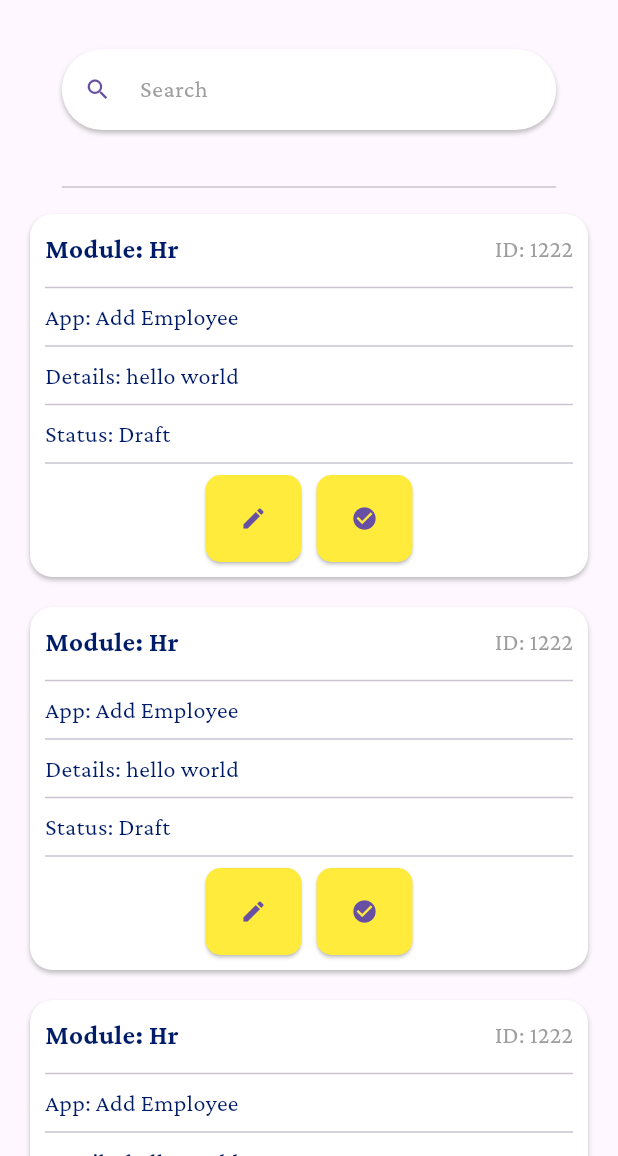
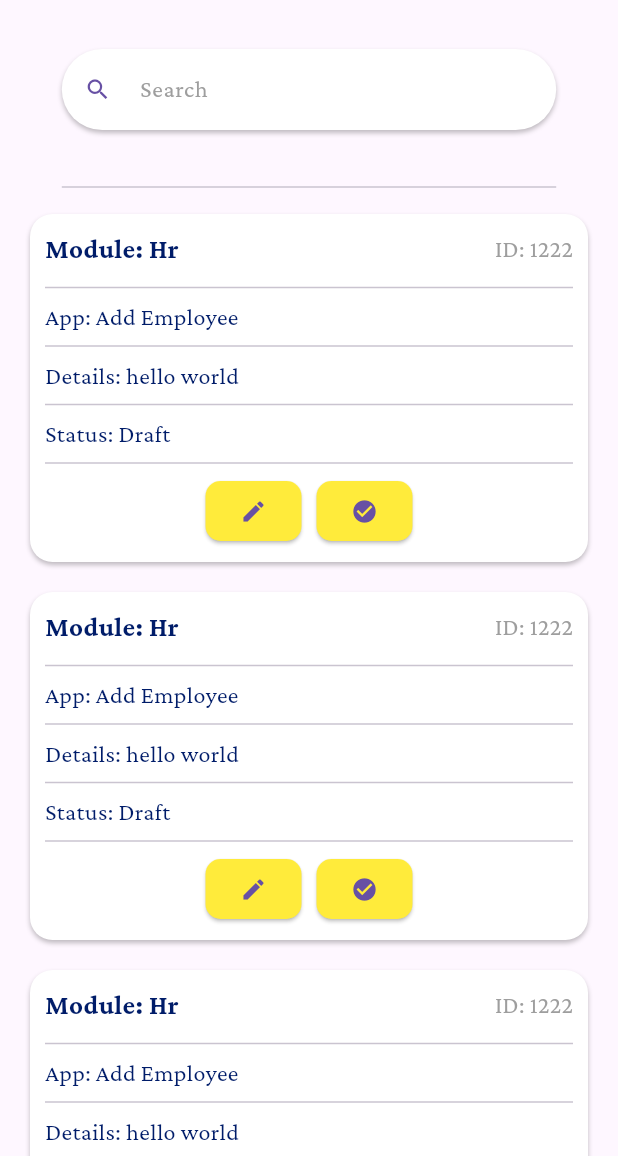
Before and after one commit to manojbhatta500/cogbit, a Flutter app: the MyTaskScreen screen opened directly, on a phone screen of 412 x 824 dp, the part 80-1236 px from its top. Run offline on Flutter 3.47's test engine with Material 3 defaults, Android fonts, the light colour scheme and no system bars; our stand-ins replace flutter_svg, google_fonts, pin_code_fields.

Commit message:
added functionality to ui

```diff
--- a/lib/pages/my_task_screen.dart
+++ b/lib/pages/my_task_screen.dart
@@ -57,26 +57,21 @@ class _MyTaskScreenState extends State<MyTaskScreen>
                 ),
               ),
             ],
-            )),
-        body: SingleChildScrollView(
-          child: Container(
-            width: double.infinity,
-            child: Column(
+          ),
+        ),
+        body: Column(
           children: [
-                SizedBox(
-                  height: 10,
-                ),
+            SizedBox(height: 10),
             // CustomBanner(
             //   title: 'My Tasks',
             // )
-                const SizedBox(height: 20),
-
+            SizedBox(height: 20),
             Container(
               width: 0.8 * width,
               decoration: BoxDecoration(
                 color: Colors.white,
                 borderRadius: BorderRadius.circular(30),
-                    boxShadow: const [
+                boxShadow: [
                   BoxShadow(
                     color: Color(0x3F000000),
                     blurRadius: 2,
@@ -97,7 +92,7 @@ class _MyTaskScreenState extends State<MyTaskScreen>
                     color: Theme.of(context).primaryColor,
                   ),
                   border: InputBorder.none,
-                      contentPadding: const EdgeInsets.symmetric(vertical: 15),
+                  contentPadding: EdgeInsets.symmetric(vertical: 15),
                   isDense: true,
                 ),
                 style: GoogleFonts.crimsonPro(
@@ -106,40 +101,29 @@ class _MyTaskScreenState extends State<MyTaskScreen>
                 ),
               ),
             ),
-                const SizedBox(height: 10),
-                const SizedBox(height: 20),
+            SizedBox(height: 10),
+            SizedBox(height: 20),
             Container(
               width: 0.8 * width,
               child: Divider(),
             ),
-
-                CustomModuleWidget(
+            Expanded(
+              child: ListView.builder(
+                itemCount: 100,
+                itemBuilder: (context, index) {
+                  return CustomModuleWidget(
                     id: '1222',
                     module: 'Hr',
                     app: 'Add Employee',
                     details: 'hello world',
                     status: 'Draft',
                     onEdit: () {},
-                    onApprove: () {}),
-                CustomModuleWidget(
-                    id: '1222',
-                    module: 'Hr',
-                    app: 'Add Employee',
-                    details: 'hello world',
-                    status: 'Draft',
-                    onEdit: () {},
-                    onApprove: () {}),
-                CustomModuleWidget(
-                    id: '1222',
-                    module: 'Hr',
-                    app: 'Add Employee',
-                    details: 'hello world',
-                    status: 'Draft',
-                    onEdit: () {},
-                    onApprove: () {})
-              ],
+                    onApprove: () {},
+                  );
+                },
               ),
             ),
+          ],
         ),
       ),
     );
--- a/lib/widgets/custom_module_widget.dart
+++ b/lib/widgets/custom_module_widget.dart
@@ -46,11 +46,16 @@ class _CustomModuleWidgetState extends State<CustomModuleWidget>
   }
 
   @override
+  void dispose() {
+    _controller.dispose();
+    super.dispose();
+  }
+
+  @override
   Widget build(BuildContext context) {
     double height = SizeConfig.screenWidth!;
 
     return Container(
-      // height: 0.3 * height,
       margin: const EdgeInsets.symmetric(vertical: 10, horizontal: 20),
       padding: const EdgeInsets.symmetric(horizontal: 10, vertical: 10),
       decoration: BoxDecoration(
@@ -132,15 +137,9 @@ class _CustomModuleWidgetState extends State<CustomModuleWidget>
               ScaleTransition(
                 scale: _animation,
                 child: ElevatedButton(
-                  onPressed: () {
-                    // Navigator.push(
-                    //     context,
-                    //     MaterialPageRoute(
-                    //         builder: (context) => ChatScreen()));
-                  },
-                  child: IconButton(
-                    icon: Icon(Icons.edit),
-                    onPressed: widget.onEdit,
+                  onPressed: widget.onEdit,
+                  child: Icon(
+                    Icons.edit,
                     color: Theme.of(context).primaryColor,
                   ),
                   style: ElevatedButton.styleFrom(
@@ -158,15 +157,9 @@ class _CustomModuleWidgetState extends State<CustomModuleWidget>
               ScaleTransition(
                 scale: _animation,
                 child: ElevatedButton(
-                  onPressed: () {
-                    // Navigator.push(
-                    //     context,
-                    //     MaterialPageRoute(
-                    //         builder: (context) => ChatScreen()));
-                  },
-                  child: IconButton(
-                    icon: Icon(Icons.check_circle),
-                    onPressed: widget.onApprove,
+                  onPressed: widget.onApprove,
+                  child: Icon(
+                    Icons.check_circle,
                     color: Theme.of(context).primaryColor,
                   ),
                   style: ElevatedButton.styleFrom(
```
Also changed, not shown: lib/pages/my_app_screen.dart (+8 -14 lines). Lines whose indentation alone changed are shown as unchanged.
